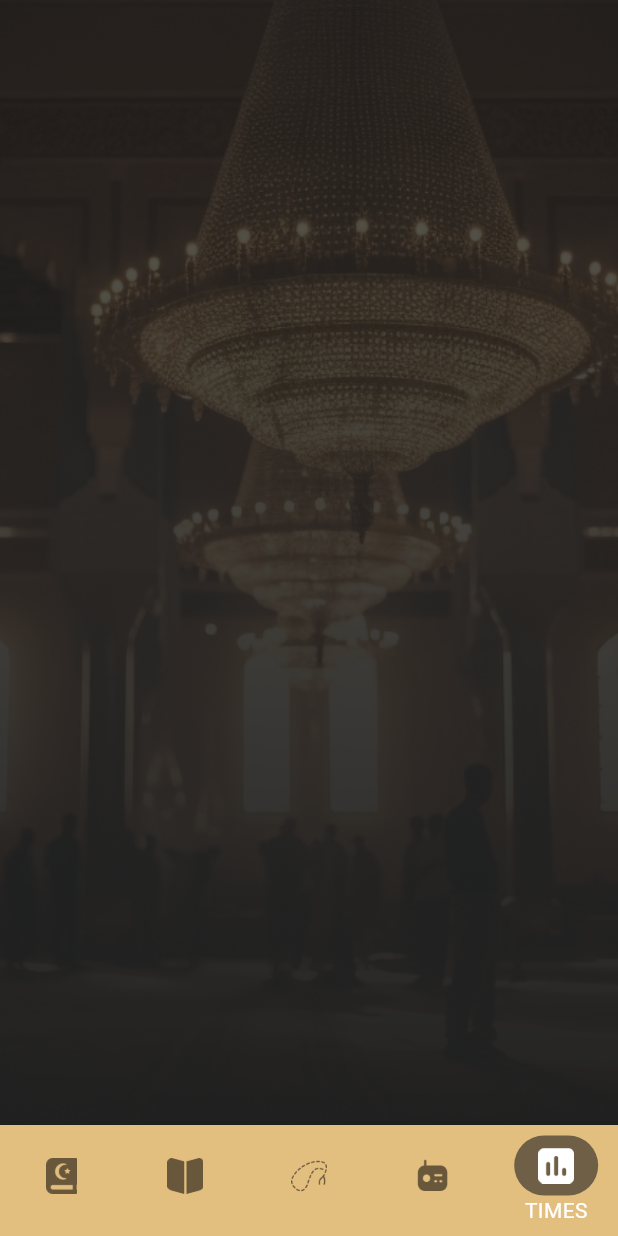
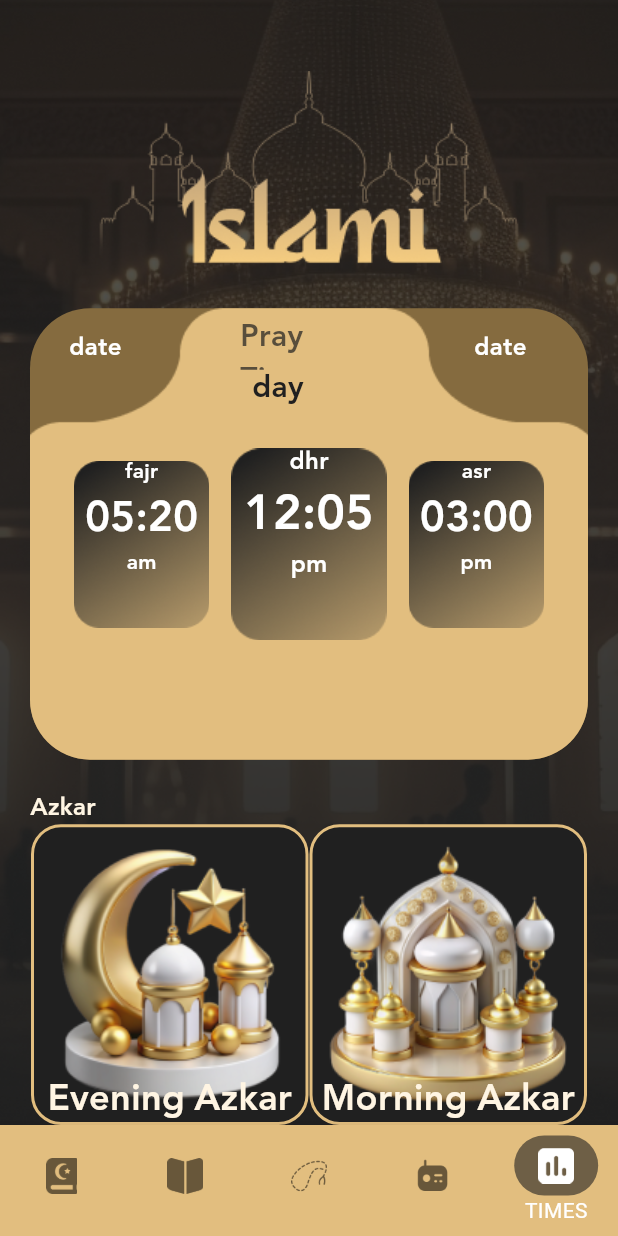
Before and after one commit to AmmarBelal/islami_app-, a Flutter app: the layoutPage screen opened by its route, item 5 of the bottom bar chosen, on a phone screen of 412 x 824 dp. Run offline on Flutter 3.47's test engine with Material 3 defaults, Android fonts, the phone set to English and light mode, and no system bars; drawn by our look-alikes of carousel_slider; our stand-ins replace animate_do.

Commit message:
finsh radio & times ui al hamd Allah

```diff
--- a/lib/features/layout/times/times_screen.dart
+++ b/lib/features/layout/times/times_screen.dart
@@ -1,22 +1,99 @@
 import 'package:flutter/material.dart';
 import 'package:islami_application/core/constants/app_assets.dart';
+import 'package:islami_application/features/layout/times/widgets/times_board.dart';
 
-class times  extends StatelessWidget {
+import '../../../core/theme/app_colors.dart';
+
+class times extends StatefulWidget {
   static String routeName = "/times";
-  const times  ({super.key});
+  const times({super.key});
 
+  @override
+  State<times> createState() => _timesState();
+}
+
+class _timesState extends State<times> {
   @override
   Widget build(BuildContext context) {
     return Container(
+      padding: EdgeInsets.symmetric(horizontal: 20),
       decoration: const BoxDecoration(
-        image: DecorationImage(
-            image: AssetImage(AppAssets.Timesback),
-          fit: BoxFit.cover
-        )
-      ),
-      child: const Scaffold(
-        backgroundColor: Colors.transparent,
+          image: DecorationImage(
+              image: AssetImage(AppAssets.Timesback), fit: BoxFit.cover)),
+      child: Column(
+        crossAxisAlignment: CrossAxisAlignment.stretch,
+        children: [
+          const SizedBox(
+            height: 30,
+          ),
+          Image.asset("assets/images/qur2an_Screen/Logo (2).png"),
+          times_board(),
+          const Padding(
+            padding: EdgeInsets.only(top: 20),
+            child: Text(
+              "Azkar",
+              style: TextStyle(
+                  fontFamily: "Janna",
+                  fontSize: 16,
+                  fontWeight: FontWeight.bold,
+                  color: AppColors.offWhite),
+            ),
+          ),
+          Expanded(
+            child: Row(
+                mainAxisAlignment: MainAxisAlignment.spaceEvenly,
+                children: [
+              Container(
+                width: 185,
+                height: 280,
+                decoration: BoxDecoration(
+                  color: AppColors.black,
+                  borderRadius: BorderRadius.circular(20),
+                  border: Border.all(color: AppColors.gold,width: 2),
+                    image: DecorationImage(
+                      image: AssetImage("assets/images/times_Screen/bell-icon 1.png"),
+                    )
 
+                ),
+                child: Align(
+                  alignment: Alignment.bottomCenter,
+                  child: Text(
+                    "Evening Azkar",
+                    style: TextStyle(
+                        fontFamily: "Janna",
+                        fontSize: 24,
+                        fontWeight: FontWeight.bold,
+                        color: AppColors.offWhite),
+                  ),
+                ),
+              ),
+              Container(
+                width: 185,
+                height: 280,
+                decoration: BoxDecoration(
+                  color: AppColors.black,
+                  borderRadius: BorderRadius.circular(20),
+                  border: Border.all(color: AppColors.gold,width: 2),
+                  image: DecorationImage(
+                    image: AssetImage("assets/images/times_Screen/comment-bubble-icon 1.png"),
+                  )
+                ),
+                child: Align(
+                  alignment: Alignment.bottomCenter,
+                  child: Text(
+                    "Morning Azkar",
+                    style: TextStyle(
+                        fontFamily: "Janna",
+                        fontSize: 24,
+                        fontWeight: FontWeight.bold,
+                        color: AppColors.offWhite),
+                  ),
+                ),
+              )
+
+            ]),
+          )
+        ],
       ),
     );
   }
--- /dev/null
+++ b/lib/features/layout/times/widgets/times_board.dart
@@ -0,0 +1,175 @@
+import 'package:carousel_slider/carousel_slider.dart';
+import 'package:flutter/material.dart';
+import 'package:islami_application/core/theme/app_colors.dart';
+import 'package:islami_application/model/salah.dart';
+
+class times_board extends StatefulWidget {
+  const times_board({super.key});
+
+  @override
+  State<times_board> createState() => _times_boardState();
+}
+
+class _times_boardState extends State<times_board> {
+  List<salah> salahDataList = [
+    salah(salahName: "dhr", salahTime: "12:05", salahDay: "pm"),
+    salah(salahName: "asr", salahTime: "03:00", salahDay: "pm"),
+    salah(salahName: "ma8rb", salahTime: "05:20", salahDay: "pm"),
+    salah(salahName: "isha2", salahTime: "06:41", salahDay: "pm"),
+   salah(salahName: "fajr", salahTime: "05:20", salahDay: "am")
+  ];
+
+  @override
+  Widget build(BuildContext context) {
+    return Container(
+      width: 390,
+      height: 301,
+      decoration: BoxDecoration(
+          borderRadius: BorderRadius.circular(40),
+          color: Color(0xFF856B3F),
+          image: DecorationImage(
+              image: AssetImage("assets/images/times_Screen/Group 10.png"),
+              fit: BoxFit.cover)),
+      child: Stack(
+        children: [
+          Padding(
+            padding: const EdgeInsets.only(left: 26, top: 14),
+            child: Align(
+              alignment: Alignment.topLeft,
+              child: Container(
+                width: 50,
+                height: 50,
+                child: Text(
+                  "date",
+                  style: TextStyle(
+                    fontFamily: "Janna",
+                    fontSize: 16,
+                    fontWeight: FontWeight.bold,
+                    color: Colors.white,
+                  ),
+                ),
+              ),
+            ),
+          ),
+          Padding(
+            padding: const EdgeInsets.only(right: 26, top: 14),
+            child: Align(
+              alignment: Alignment.topRight,
+              child: Container(
+                width: 50,
+                height: 50,
+                child: Text(
+                  "date",
+                  style: TextStyle(
+                    fontFamily: "Janna",
+                    fontSize: 16,
+                    fontWeight: FontWeight.bold,
+                    color: Colors.white,
+                  ),
+                ),
+              ),
+            ),
+          ),
+          Padding(
+            padding: const EdgeInsets.only(top: 4),
+            child: Align(
+              alignment: Alignment.topCenter,
+              child: Container(
+                width: 92,
+                height: 37,
+                child: Text(
+                  "Pray Time",
+                  style: TextStyle(
+                    fontFamily: "Janna",
+                    fontSize: 20,
+                    fontWeight: FontWeight.bold,
+                    color: Color(0xFF202020).withOpacity(0.71),
+                  ),
+                ),
+              ),
+            ),
+          ),
+          Padding(
+            padding: const EdgeInsets.only(top: 38),
+            child: Align(
+              alignment: Alignment.topCenter,
+              child: Container(
+                width: 76,
+                height: 37,
+                child: Text(
+                  "day",
+                  style: TextStyle(
+                    fontFamily: "Janna",
+                    fontSize: 20,
+                    fontWeight: FontWeight.bold,
+                    color: AppColors.black,
+                  ),
+                ),
+              ),
+            ),
+          ),
+          Container(
+            padding: EdgeInsets.only(top: 90),
+            width: 390,
+            height: 225,
+            child: CarouselSlider(
+                items: salahDataList.map((e) {
+                  return Container(
+                    width: 104,
+                    height: 128,
+                    decoration: BoxDecoration(
+                        borderRadius: BorderRadius.circular(10),
+                        image: const DecorationImage(
+                          image: AssetImage(
+                              "assets/images/times_Screen/Rectangle 141.png"),
+                        )),
+                    child: Column(
+                      children: [
+                        Text(
+                          e.salahName,
+                          style: TextStyle(
+                              fontFamily: "Janna",
+                              fontSize: 16,
+                              fontWeight: FontWeight.bold,
+                              color: Colors.white),
+                        ),
+                        Text(
+                          e.salahTime,
+                          style: TextStyle(
+                              fontFamily: "Janna",
+                              fontSize: 32,
+                              fontWeight: FontWeight.bold,
+                              color: Colors.white),
+                        ),
+                        Text(
+                          e.salahDay,
+                          style: TextStyle(
+                              fontFamily: "Janna",
+                              fontSize: 16,
+                              fontWeight: FontWeight.bold,
+                              color: Colors.white),
+                        ),
+                      ],
+                    ),
+                  );
+                }).toList(),
+                options: CarouselOptions(
+                  aspectRatio: 0.7,
+                  viewportFraction: 0.3,
+                  initialPage: 0,
+                  enableInfiniteScroll: true,
+                  reverse: false,
+                  autoPlay: false,
+                  autoPlayInterval: Duration(seconds: 3),
+                  autoPlayAnimationDuration: Duration(milliseconds: 800),
+                  autoPlayCurve: Curves.fastOutSlowIn,
+                  enlargeCenterPage: true,
+                  enlargeFactor: 0.3,
+                  scrollDirection: Axis.horizontal,
+                )),
+          )
+        ],
+      ),
+    );
+  }
+}
--- /dev/null
+++ b/lib/model/salah.dart
@@ -0,0 +1,7 @@
+class salah{
+  String salahName;
+  String salahTime;
+  String salahDay;
+
+  salah({required this.salahName,required this.salahTime,required this.salahDay,});
+}
--- a/pubspec.yaml
+++ b/pubspec.yaml
@@ -69,6 +69,9 @@ flutter:
    - assets/images/sbha_Screen/
    - assets/files/suras/
    - assets/files/hadith/
+   - assets/images/radio_Screen/
+   - assets/images/times_Screen/
+
 
   fonts:
      - family: "Janna"
```
Also changed, not shown: lib/features/layout/radio/radio_screen.dart (+26 -7 lines), lib/features/layout/radio/widgets/radio_card.dart (added, +56 -0 lines), lib/features/layout/radio/widgets/reciters_card.dart (added, +59 -0 lines), assets/images/radio_Screen/Mask group (1).png (added), assets/images/radio_Screen/Mask group.png (added), assets/images/times_Screen/Group 10.png (added), assets/images/times_Screen/Rectangle 141.png (added), assets/images/times_Screen/bell-icon 1.png (added), assets/images/times_Screen/comment-bubble-icon 1.png (added).
